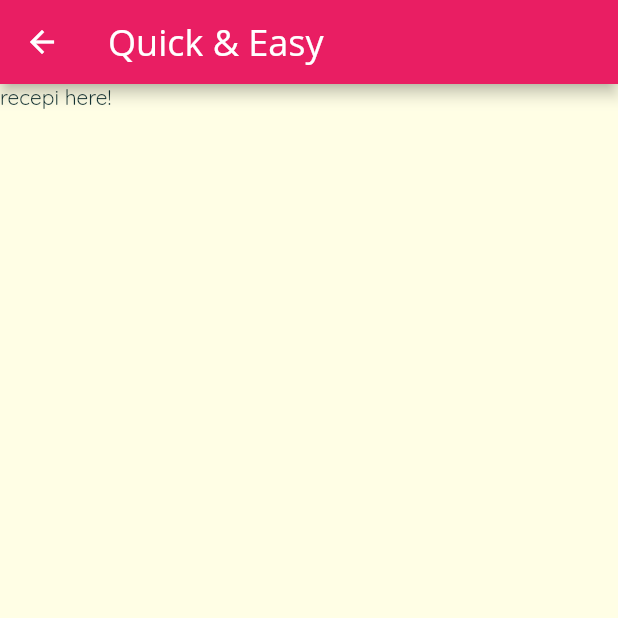
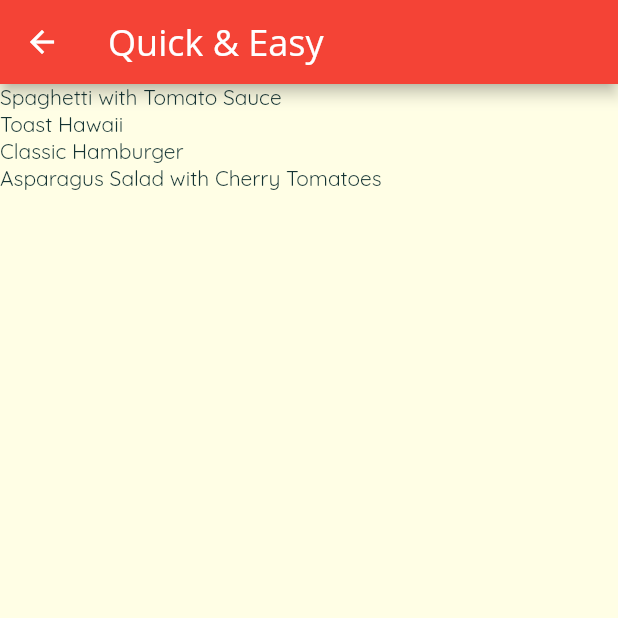
Before and after one commit to boilinux/flutter-meals, a Flutter app: the screen it shows after launch, after a tap on "Quick & Easy", on a phone screen of 412 x 824 dp, the top half of it. Run offline on Flutter 3.47's test engine with Material 2 defaults, Android fonts, the light colour scheme and no system bars.

Commit message:
Add dummy meal.

```diff
--- a/lib/main.dart
+++ b/lib/main.dart
@@ -1,7 +1,7 @@
-import 'package:app_meals/widgets/screen/category_meals_screen.dart';
 import 'package:flutter/material.dart';
 
-import './widgets/screen/category_screen.dart';
+import 'widgets/screen/main/main_category.dart';
+import 'widgets/screen/display/display_category_meals.dart';
 
 void main() {
   runApp(MyApp());
@@ -47,11 +47,9 @@
                   ),
                 )),
       ),
-      home: CategoryScreen(),
       routes: {
-        '/category-meals': (ctx) {
-          return CategoryMealsScreen();
-        }
+        '/': (ctx) => MainCategory(),
+        DisplayCategoryMeals.routeName: (ctx) => DisplayCategoryMeals(),
       },
     );
   }
--- a/lib/models/dummy_data.dart
+++ b/lib/models/dummy_data.dart
@@ -1,6 +1,7 @@
 import 'package:flutter/material.dart';
 
 import './category.dart';
+import './meal.dart';
 
 final DUMMY_CATEGORIES = [
   Category(
@@ -54,3 +55,354 @@
     color: Colors.teal,
   ),
 ];
+
+final DUMMY_MEALS = [
+  Meal(
+    id: 'm1',
+    categories: [
+      'c1',
+      'c2',
+    ],
+    title: 'Spaghetti with Tomato Sauce',
+    affordability: Affordability.Affordable,
+    complexity: Complexity.Simple,
+    imageUrl:
+        'https://upload.wikimedia.org/wikipedia/commons/thumb/2/20/Spaghetti_Bolognese_mit_Parmesan_oder_Grana_Padano.jpg/800px-Spaghetti_Bolognese_mit_Parmesan_oder_Grana_Padano.jpg',
+    duration: 20,
+    ingredients: [
+      '4 Tomatoes',
+      '1 Tablespoon of Olive Oil',
+      '1 Onion',
+      '250g Spaghetti',
+      'Spices',
+      'Cheese (optional)'
+    ],
+    steps: [
+      'Cut the tomatoes and the onion into small pieces.',
+      'Boil some water - add salt to it once it boils.',
+      'Put the spaghetti into the boiling water - they should be done in about 10 to 12 minutes.',
+      'In the meantime, heaten up some olive oil and add the cut onion.',
+      'After 2 minutes, add the tomato pieces, salt, pepper and your other spices.',
+      'The sauce will be done once the spaghetti are.',
+      'Feel free to add some cheese on top of the finished dish.'
+    ],
+    isGlutenFree: false,
+    isVegan: true,
+    isVegetarian: true,
+    isLactoseFree: true,
+  ),
+  Meal(
+    id: 'm2',
+    categories: [
+      'c2',
+    ],
+    title: 'Toast Hawaii',
+    affordability: Affordability.Affordable,
+    complexity: Complexity.Simple,
+    imageUrl:
+        'https://cdn.pixabay.com/photo/2018/07/11/21/51/toast-3532016_1280.jpg',
+    duration: 10,
+    ingredients: [
+      '1 Slice White Bread',
+      '1 Slice Ham',
+      '1 Slice Pineapple',
+      '1-2 Slices of Cheese',
+      'Butter'
+    ],
+    steps: [
+      'Butter one side of the white bread',
+      'Layer ham, the pineapple and cheese on the white bread',
+      'Bake the toast for round about 10 minutes in the oven at 200°C'
+    ],
+    isGlutenFree: false,
+    isVegan: false,
+    isVegetarian: false,
+    isLactoseFree: false,
+  ),
+  Meal(
+    id: 'm3',
+    categories: [
+      'c2',
+      'c3',
+    ],
+    title: 'Classic Hamburger',
+    affordability: Affordability.Pricey,
+    complexity: Complexity.Simple,
+    imageUrl:
+        'https://cdn.pixabay.com/photo/2014/10/23/18/05/burger-500054_1280.jpg',
+    duration: 45,
+    ingredients: [
+      '300g Cattle Hack',
+      '1 Tomato',
+      '1 Cucumber',
+      '1 Onion',
+      'Ketchup',
+      '2 Burger Buns'
+    ],
+    steps: [
+      'Form 2 patties',
+      'Fry the patties for c. 4 minutes on each side',
+      'Quickly fry the buns for c. 1 minute on each side',
+      'Bruch buns with ketchup',
+      'Serve burger with tomato, cucumber and onion'
+    ],
+    isGlutenFree: false,
+    isVegan: false,
+    isVegetarian: false,
+    isLactoseFree: true,
+  ),
+  Meal(
+    id: 'm4',
+    categories: [
+      'c4',
+    ],
+    title: 'Wiener Schnitzel',
+    affordability: Affordability.Luxurious,
+    complexity: Complexity.Challenging,
+    imageUrl:
+        'https://cdn.pixabay.com/photo/2018/03/31/19/29/schnitzel-3279045_1280.jpg',
+    duration: 60,
+    ingredients: [
+      '8 Veal Cutlets',
+      '4 Eggs',
+      '200g Bread Crumbs',
+      '100g Flour',
+      '300ml Butter',
+      '100g Vegetable Oil',
+      'Salt',
+      'Lemon Slices'
+    ],
+    steps: [
+      'Tenderize the veal to about 2–4mm, and salt on both sides.',
+      'On a flat plate, stir the eggs briefly with a fork.',
+      'Lightly coat the cutlets in flour then dip into the egg, and finally, coat in breadcrumbs.',
+      'Heat the butter and oil in a large pan (allow the fat to get very hot) and fry the schnitzels until golden brown on both sides.',
+      'Make sure to toss the pan regularly so that the schnitzels are surrounded by oil and the crumbing becomes ‘fluffy’.',
+      'Remove, and drain on kitchen paper. Fry the parsley in the remaining oil and drain.',
+      'Place the schnitzels on awarmed plate and serve garnishedwith parsley and slices of lemon.'
+    ],
+    isGlutenFree: false,
+    isVegan: false,
+    isVegetarian: false,
+    isLactoseFree: false,
+  ),
+  Meal(
+    id: 'm5',
+    categories: [
+      'c2'
+          'c5',
+      'c10',
+    ],
+    title: 'Salad with Smoked Salmon',
+    affordability: Affordability.Luxurious,
+    complexity: Complexity.Simple,
+    imageUrl:
+        'https://cdn.pixabay.com/photo/2016/10/25/13/29/smoked-salmon-salad-1768890_1280.jpg',
+    duration: 15,
+    ingredients: [
+      'Arugula',
+      'Lamb\'s Lettuce',
+      'Parsley',
+      'Fennel',
+      '200g Smoked Salmon',
+      'Mustard',
+      'Balsamic Vinegar',
+      'Olive Oil',
+      'Salt and Pepper'
+    ],
+    steps: [
+      'Wash and cut salad and herbs',
+      'Dice the salmon',
+      'Process mustard, vinegar and olive oil into a dessing',
+      'Prepare the salad',
+      'Add salmon cubes and dressing'
+    ],
+    isGlutenFree: true,
+    isVegan: false,
+    isVegetarian: true,
+    isLactoseFree: true,
+  ),
+  Meal(
+    id: 'm6',
+    categories: [
+      'c6',
+      'c10',
+    ],
+    title: 'Delicious Orange Mousse',
+    affordability: Affordability.Affordable,
+    complexity: Complexity.Hard,
+    imageUrl:
+        'https://cdn.pixabay.com/photo/2017/05/01/05/18/pastry-2274750_1280.jpg',
+    duration: 240,
+    ingredients: [
+      '4 Sheets of Gelatine',
+      '150ml Orange Juice',
+      '80g Sugar',
+      '300g Yoghurt',
+      '200g Cream',
+      'Orange Peel',
+    ],
+    steps: [
+      'Dissolve gelatine in pot',
+      'Add orange juice and sugar',
+      'Take pot off the stove',
+      'Add 2 tablespoons of yoghurt',
+      'Stir gelatin under remaining yoghurt',
+      'Cool everything down in the refrigerator',
+      'Whip the cream and lift it under die orange mass',
+      'Cool down again for at least 4 hours',
+      'Serve with orange peel',
+    ],
+    isGlutenFree: true,
+    isVegan: false,
+    isVegetarian: true,
+    isLactoseFree: false,
+  ),
+  Meal(
+    id: 'm7',
+    categories: [
+      'c7',
+    ],
+    title: 'Pancakes',
+    affordability: Affordability.Affordable,
+    complexity: Complexity.Simple,
+    imageUrl:
+        'https://cdn.pixabay.com/photo/2018/07/10/21/23/pancake-3529653_1280.jpg',
+    duration: 20,
+    ingredients: [
+      '1 1/2 Cups all-purpose Flour',
+      '3 1/2 Teaspoons Baking Powder',
+      '1 Teaspoon Salt',
+      '1 Tablespoon White Sugar',
+      '1 1/4 cups Milk',
+      '1 Egg',
+      '3 Tablespoons Butter, melted',
+    ],
+    steps: [
+      'In a large bowl, sift together the flour, baking powder, salt and sugar.',
+      'Make a well in the center and pour in the milk, egg and melted butter; mix until smooth.',
+      'Heat a lightly oiled griddle or frying pan over medium high heat.',
+      'Pour or scoop the batter onto the griddle, using approximately 1/4 cup for each pancake. Brown on both sides and serve hot.'
+    ],
+    isGlutenFree: true,
+    isVegan: false,
+    isVegetarian: true,
+    isLactoseFree: false,
+  ),
+  Meal(
+    id: 'm8',
+    categories: [
+      'c8',
+    ],
+    title: 'Creamy Indian Chicken Curry',
+    affordability: Affordability.Pricey,
+    complexity: Complexity.Challenging,
+    imageUrl:
+        'https://cdn.pixabay.com/photo/2018/06/18/16/05/indian-food-3482749_1280.jpg',
+    duration: 35,
+    ingredients: [
+      '4 Chicken Breasts',
+      '1 Onion',
+      '2 Cloves of Garlic',
+      '1 Piece of Ginger',
+      '4 Tablespoons Almonds',
+      '1 Teaspoon Cayenne Pepper',
+      '500ml Coconut Milk',
+    ],
+    steps: [
+      'Slice and fry the chicken breast',
+      'Process onion, garlic and ginger into paste and sauté everything',
+      'Add spices and stir fry',
+      'Add chicken breast + 250ml of water and cook everything for 10 minutes',
+      'Add coconut milk',
+      'Serve with rice'
+    ],
+    isGlutenFree: true,
+    isVegan: false,
+    isVegetarian: false,
+    isLactoseFree: true,
+  ),
+  Meal(
+    id: 'm9',
+    categories: [
+      'c9',
+    ],
+    title: 'Chocolate Souffle',
+    affordability: Affordability.Affordable,
+    complexity: Complexity.Hard,
+    imageUrl:
+        'https://cdn.pixabay.com/photo/2014/08/07/21/07/souffle-412785_1280.jpg',
+    duration: 45,
+    ingredients: [
+      '1 Teaspoon melted Butter',
+      '2 Tablespoons white Sugar',
+      '2 Ounces 70% dark Chocolate, broken into pieces',
+      '1 Tablespoon Butter',
+      '1 Tablespoon all-purpose Flour',
+      '4 1/3 tablespoons cold Milk',
+      '1 Pinch Salt',
+      '1 Pinch Cayenne Pepper',
+      '1 Large Egg Yolk',
+      '2 Large Egg Whites',
+      '1 Pinch Cream of Tartar',
+      '1 Tablespoon white Sugar',
+    ],
+    steps: [
+      'Preheat oven to 190°C. Line a rimmed baking sheet with parchment paper.',
+      'Brush bottom and sides of 2 ramekins lightly with 1 teaspoon melted butter; cover bottom and sides right up to the rim.',
+      'Add 1 tablespoon white sugar to ramekins. Rotate ramekins until sugar coats all surfaces.',
+      'Place chocolate pieces in a metal mixing bowl.',
+      'Place bowl over a pan of about 3 cups hot water over low heat.',
+      'Melt 1 tablespoon butter in a skillet over medium heat. Sprinkle in flour. Whisk until flour is incorporated into butter and mixture thickens.',
+      'Whisk in cold milk until mixture becomes smooth and thickens. Transfer mixture to bowl with melted chocolate.',
+      'Add salt and cayenne pepper. Mix together thoroughly. Add egg yolk and mix to combine.',
+      'Leave bowl above the hot (not simmering) water to keep chocolate warm while you whip the egg whites.',
+      'Place 2 egg whites in a mixing bowl; add cream of tartar. Whisk until mixture begins to thicken and a drizzle from the whisk stays on the surface about 1 second before disappearing into the mix.',
+      'Add 1/3 of sugar and whisk in. Whisk in a bit more sugar about 15 seconds.',
+      'whisk in the rest of the sugar. Continue whisking until mixture is about as thick as shaving cream and holds soft peaks, 3 to 5 minutes.',
+      'Transfer a little less than half of egg whites to chocolate.',
+      'Mix until egg whites are thoroughly incorporated into the chocolate.',
+      'Add the rest of the egg whites; gently fold into the chocolate with a spatula, lifting from the bottom and folding over.',
+      'Stop mixing after the egg white disappears. Divide mixture between 2 prepared ramekins. Place ramekins on prepared baking sheet.',
+      'Bake in preheated oven until scuffles are puffed and have risen above the top of the rims, 12 to 15 minutes.',
+    ],
+    isGlutenFree: true,
+    isVegan: false,
+    isVegetarian: true,
+    isLactoseFree: false,
+  ),
+  Meal(
+    id: 'm10',
+    categories: [
+      'c2',
+      'c5',
+      'c10',
+    ],
+    title: 'Asparagus Salad with Cherry Tomatoes',
+    affordability: Affordability.Luxurious,
+    complexity: Complexity.Simple,
+    imageUrl:
+        'https://cdn.pixabay.com/photo/2018/04/09/18/26/asparagus-3304997_1280.jpg',
+    duration: 30,
+    ingredients: [
+      'White and Green Asparagus',
+      '30g Pine Nuts',
+      '300g Cherry Tomatoes',
+      'Salad',
+      'Salt, Pepper and Olive Oil'
+    ],
+    steps: [
+      'Wash, peel and cut the asparagus',
+      'Cook in salted water',
+      'Salt and pepper the asparagus',
+      'Roast the pine nuts',
+      'Halve the tomatoes',
+      'Mix with asparagus, salad and dressing',
+      'Serve with Baguette'
+    ],
+    isGlutenFree: true,
+    isVegan: true,
+    isVegetarian: true,
+    isLactoseFree: true,
+  ),
+];
--- /dev/null
+++ b/lib/models/meal.dart
@@ -0,0 +1,44 @@
+enum Complexity {
+  Simple,
+  Challenging,
+  Hard,
+}
+
+enum Affordability {
+  Affordable,
+  Cheap,
+  Pricey,
+  Luxurious,
+}
+
+class Meal {
+  final String id;
+  final List categories;
+  final String title;
+  final String imageUrl;
+  final List ingredients;
+  final List steps;
+  final int duration;
+  final Complexity complexity;
+  final Affordability affordability;
+  final bool isGlutenFree;
+  final bool isLactoseFree;
+  final bool isVegan;
+  final bool isVegetarian;
+
+  Meal({
+    required this.id,
+    required this.categories,
+    required this.title,
+    required this.imageUrl,
+    required this.ingredients,
+    required this.steps,
+    required this.duration,
+    required this.complexity,
+    required this.affordability,
+    required this.isGlutenFree,
+    required this.isLactoseFree,
+    required this.isVegan,
+    required this.isVegetarian,
+  });
+}
--- a/lib/widgets/item/category_item.dart
+++ b/lib/widgets/item/category_item.dart
@@ -1,6 +1,6 @@
 import 'package:flutter/material.dart';
 
-import '../screen/category_meals_screen.dart';
+import '../screen/display/display_category_meals.dart';
 
 class CategoryItem extends StatelessWidget {
   final String id;
@@ -14,7 +14,7 @@
   });
 
   void _selectCategoryScreen(BuildContext ctx) {
-    Navigator.of(ctx).pushNamed('/category-meals', arguments: {
+    Navigator.of(ctx).pushNamed(DisplayCategoryMeals.routeName, arguments: {
       'id': id,
       'title': title,
       'color': color,
--- a/lib/widgets/screen/category_meals_screen.dart
+++ /dev/null
@@ -1,19 +0,0 @@
-import 'package:flutter/material.dart';
-
-class CategoryMealsScreen extends StatelessWidget {
-  // final String id;
-  // final String title;
-
-  // CategoryMealsScreen({required this.id, required this.title});
-
-  @override
-  Widget build(BuildContext context) {
-    final routeArgs = (ModalRoute.of(context)!.settings.arguments as Map);
-    return Scaffold(
-      appBar: AppBar(
-        title: Text(routeArgs['title'].toString()),
-      ),
-      body: Container(child: Text('recepi here!')),
-    );
-  }
-}
--- /dev/null
+++ b/lib/widgets/screen/display/display_category_meals.dart
@@ -0,0 +1,27 @@
+import 'package:flutter/material.dart';
+import '../../../models/dummy_data.dart';
+
+class DisplayCategoryMeals extends StatelessWidget {
+  static const routeName = '/category-meals';
+
+  @override
+  Widget build(BuildContext context) {
+    final routeArgs = (ModalRoute.of(context)!.settings.arguments as Map);
+    final categoryMeals = DUMMY_MEALS.where((e) {
+      return e.categories.contains(routeArgs['id']);
+    }).toList();
+
+    return Scaffold(
+      appBar: AppBar(
+        title: Text(routeArgs['title'].toString()),
+        backgroundColor: routeArgs['color'],
+      ),
+      body: ListView.builder(
+        itemBuilder: (ctx, index) {
+          return Text(categoryMeals[index].title);
+        },
+        itemCount: categoryMeals.length,
+      ),
+    );
+  }
+}
--- a/lib/widgets/screen/category_screen.dart
+++ b/lib/widgets/screen/main/main_category.dart
@@ -1,12 +1,10 @@
-import '../item/category_item.dart';
+import '../../item/category_item.dart';
 import 'package:flutter/material.dart';
 
-import '../../models/category.dart';
-import '../../models/dummy_data.dart';
+import '../../../models/category.dart';
+import '../../../models/dummy_data.dart';
 
-class CategoryScreen extends StatelessWidget {
-  // const CategoryScreen({ Key? key }) : super(key: key);
-//
+class MainCategory extends StatelessWidget {
   @override
   Widget build(BuildContext context) {
     return Scaffold(
```
